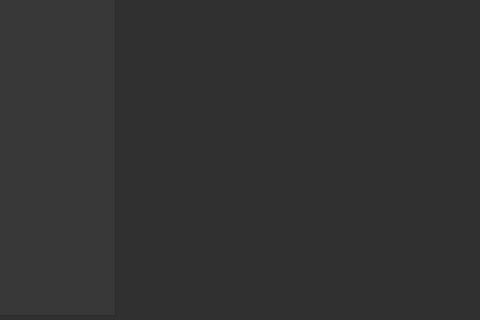
First picture: the form in qt/synthesizer/ChiptuneMidiSynthesizerWidgetForm.ui, repository Gaiger/ChiptuneMIDI, before the edit; both pictures show x 760 to 1240 and y 440 to 760 of the 1240 by 760 pixel window.
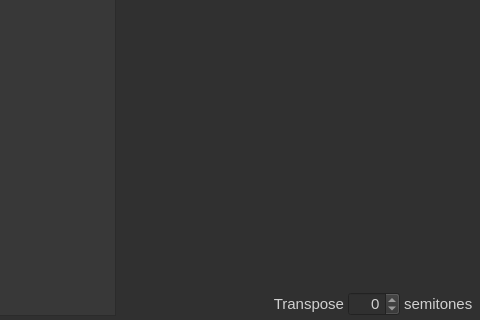
Second picture: the form after the edit.

Commit message:
feature(qt_synthesizer): add transpose control
- add a transpose control to the synthesizer GUI

- route PitchShiftSpinBox changes to TuneManager::SetPitchShift

What changed in the file:
```diff
--- a/qt/synthesizer/ChiptuneMidiSynthesizerWidgetForm.ui
+++ b/qt/synthesizer/ChiptuneMidiSynthesizerWidgetForm.ui
@@ -239,10 +239,64 @@
      <x>880</x>
      <y>40</y>
      <width>356</width>
-     <height>716</height>
+     <height>684</height>
     </rect>
    </property>
   </widget>
+  <widget class="QSpinBox" name="PitchShiftSpinBox">
+   <property name="geometry">
+    <rect>
+     <x>1108</x>
+     <y>732</y>
+     <width>52</width>
+     <height>24</height>
+    </rect>
+   </property>
+   <property name="focusPolicy">
+    <enum>Qt::ClickFocus</enum>
+   </property>
+   <property name="alignment">
+    <set>Qt::AlignRight|Qt::AlignTrailing|Qt::AlignVCenter</set>
+   </property>
+   <property name="minimum">
+    <number>-12</number>
+   </property>
+   <property name="maximum">
+    <number>12</number>
+    </property>
+   </widget>
+  <widget class="QLabel" name="TransposeLabel">
+   <property name="geometry">
+    <rect>
+     <x>1016</x>
+     <y>732</y>
+     <width>88</width>
+     <height>24</height>
+    </rect>
+   </property>
+   <property name="alignment">
+    <set>Qt::AlignRight|Qt::AlignTrailing|Qt::AlignVCenter</set>
+   </property>
+   <property name="text">
+    <string>Transpose</string>
+   </property>
+  </widget>
+  <widget class="QLabel" name="TransposeUnitLabel">
+   <property name="geometry">
+    <rect>
+     <x>1164</x>
+     <y>732</y>
+     <width>72</width>
+     <height>24</height>
+    </rect>
+   </property>
+   <property name="alignment">
+    <set>Qt::AlignLeading|Qt::AlignLeft|Qt::AlignVCenter</set>
+   </property>
+   <property name="text">
+    <string>semitones</string>
+   </property>
+  </widget>
   <widget class="QPushButton" name="LoadTimbresPushButton">
    <property name="geometry">
     <rect>
```
The commit also changes 2 other files.
